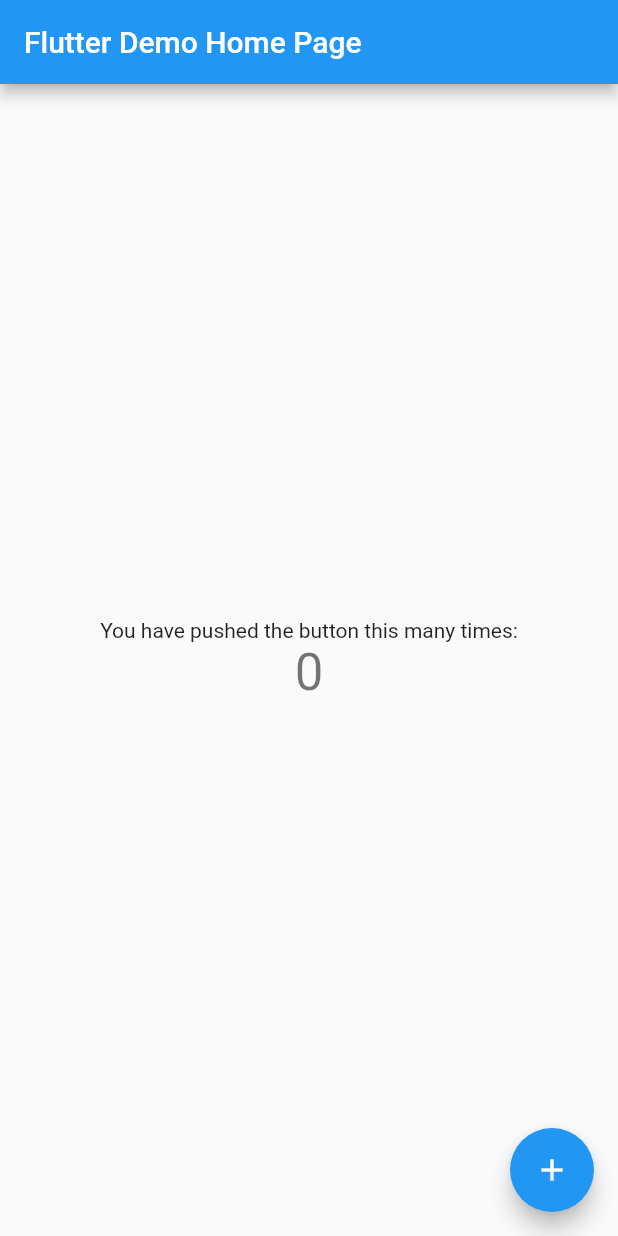
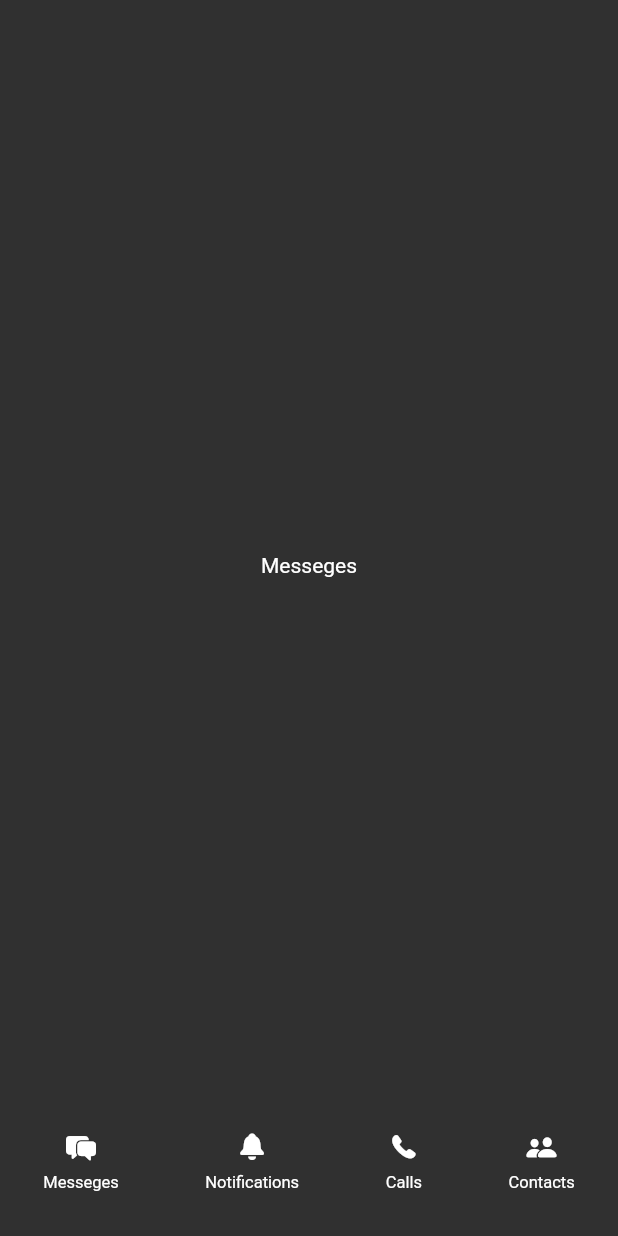
Before and after one commit to Khoruma/chat_apps, a Flutter app: the screen it shows after launch, on a phone screen of 412 x 824 dp. Run offline on Flutter 3.47's test engine with Material 2 defaults, Android fonts, the phone set to English and light mode, and no system bars; our stand-ins replace google_fonts.

```diff
--- a/lib/main.dart
+++ b/lib/main.dart
@@ -1,3 +1,4 @@
+import 'package:chat_apps/screens/screens.dart';
 import 'package:flutter/material.dart';
 
 void main() {
@@ -11,105 +12,11 @@ class MyApp extends StatelessWidget {
   @override
   Widget build(BuildContext context) {
     return MaterialApp(
-      title: 'Flutter Demo',
-      theme: ThemeData(
-        // This is the theme of your application.
-        //
-        // Try running your application with "flutter run". You'll see the
-        // application has a blue toolbar. Then, without quitting the app, try
-        // changing the primarySwatch below to Colors.green and then invoke
-        // "hot reload" (press "r" in the console where you ran "flutter run",
-        // or simply save your changes to "hot reload" in a Flutter IDE).
-        // Notice that the counter didn't reset back to zero; the application
-        // is not restarted.
-        primarySwatch: Colors.blue,
-      ),
-      home: const MyHomePage(title: 'Flutter Demo Home Page'),
+      theme: ThemeData.light(),
+      darkTheme: ThemeData.dark(),
+      themeMode: ThemeMode.dark,
+      title: 'Chatter',
+      home: HomeScreen(),
     );
   }
 }
-
-class MyHomePage extends StatefulWidget {
-  const MyHomePage({Key? key, required this.title}) : super(key: key);
-
-  // This widget is the home page of your application. It is stateful, meaning
-  // that it has a State object (defined below) that contains fields that affect
-  // how it looks.
-
-  // This class is the configuration for the state. It holds the values (in this
-  // case the title) provided by the parent (in this case the App widget) and
-  // used by the build method of the State. Fields in a Widget subclass are
-  // always marked "final".
-
-  final String title;
-
-  @override
-  State<MyHomePage> createState() => _MyHomePageState();
-}
-
-class _MyHomePageState extends State<MyHomePage> {
-  int _counter = 0;
-
-  void _incrementCounter() {
-    setState(() {
-      // This call to setState tells the Flutter framework that something has
-      // changed in this State, which causes it to rerun the build method below
-      // so that the display can reflect the updated values. If we changed
-      // _counter without calling setState(), then the build method would not be
-      // called again, and so nothing would appear to happen.
-      _counter++;
-    });
-  }
-
-  @override
-  Widget build(BuildContext context) {
-    // This method is rerun every time setState is called, for instance as done
-    // by the _incrementCounter method above.
-    //
-    // The Flutter framework has been optimized to make rerunning build methods
-    // fast, so that you can just rebuild anything that needs updating rather
-    // than having to individually change instances of widgets.
-    return Scaffold(
-      appBar: AppBar(
-        // Here we take the value from the MyHomePage object that was created by
-        // the App.build method, and use it to set our appbar title.
-        title: Text(widget.title),
-      ),
-      body: Center(
-        // Center is a layout widget. It takes a single child and positions it
-        // in the middle of the parent.
-        child: Column(
-          // Column is also a layout widget. It takes a list of children and
-          // arranges them vertically. By default, it sizes itself to fit its
-          // children horizontally, and tries to be as tall as its parent.
-          //
-          // Invoke "debug painting" (press "p" in the console, choose the
-          // "Toggle Debug Paint" action from the Flutter Inspector in Android
-          // Studio, or the "Toggle Debug Paint" command in Visual Studio Code)
-          // to see the wireframe for each widget.
-          //
-          // Column has various properties to control how it sizes itself and
-          // how it positions its children. Here we use mainAxisAlignment to
-          // center the children vertically; the main axis here is the vertical
-          // axis because Columns are vertical (the cross axis would be
-          // horizontal).
-          mainAxisAlignment: MainAxisAlignment.center,
-          children: <Widget>[
-            const Text(
-              'You have pushed the button this many times:',
-            ),
-            Text(
-              '$_counter',
-              style: Theme.of(context).textTheme.headline4,
-            ),
-          ],
-        ),
-      ),
-      floatingActionButton: FloatingActionButton(
-        onPressed: _incrementCounter,
-        tooltip: 'Increment',
-        child: const Icon(Icons.add),
-      ), // This trailing comma makes auto-formatting nicer for build methods.
-    );
-  }
-}
--- /dev/null
+++ b/lib/pages/messeges_page.dart
@@ -0,0 +1,12 @@
+part of 'pages.dart';
+
+class MessegesPage extends StatelessWidget {
+  const MessegesPage({Key? key}) : super(key: key);
+
+  @override
+  Widget build(BuildContext context) {
+    return const Center(
+      child: Text('Messeges'),
+    );
+  }
+}
--- /dev/null
+++ b/lib/pages/pages.dart
@@ -0,0 +1,6 @@
+import 'package:flutter/material.dart';
+
+part 'messeges_page.dart';
+part 'contacts_page.dart';
+part 'notifications_page.dart';
+part 'calls_page.dart';
--- /dev/null
+++ b/lib/screens/home_screen.dart
@@ -0,0 +1,124 @@
+part of 'screens.dart';
+
+class HomeScreen extends StatefulWidget {
+  HomeScreen({Key? key}) : super(key: key);
+
+  @override
+  State<HomeScreen> createState() => _HomeScreenState();
+}
+
+class _HomeScreenState extends State<HomeScreen> {
+  final ValueNotifier<int> pageIndex = ValueNotifier(0);
+
+  final pages = const [
+    MessegesPage(),
+    NotificationsPage(),
+    CallsPage(),
+    ContactsPage()
+  ];
+
+  @override
+  Widget build(BuildContext context) {
+    return Scaffold(
+      body: ValueListenableBuilder(
+        valueListenable: pageIndex,
+        builder: (BuildContext context, int value, _) {
+          return  pages[value];
+        },
+      ),
+      bottomNavigationBar: _BottomNavigationBar(
+        onItemSelected: (index) {
+          pageIndex.value = index;
+        },
+      ),
+    );
+  }
+}
+
+class _BottomNavigationBar extends StatelessWidget {
+  _BottomNavigationBar({
+    Key? key,
+    required this.onItemSelected,
+  }) : super(key: key);
+
+  ValueChanged<int> onItemSelected;
+
+  @override
+  Widget build(BuildContext context) {
+    return SafeArea(
+        top: false,
+        bottom: true,
+        child: Row(
+          mainAxisAlignment: MainAxisAlignment.spaceAround,
+          children: [
+            _NavigationBarItem(
+              index: 0,
+              lable: 'Messeges',
+              icon: CupertinoIcons.bubble_left_bubble_right_fill,
+              onTap: onItemSelected,
+            ),
+            _NavigationBarItem(
+              index: 1,
+              lable: 'Notifications',
+              icon: CupertinoIcons.bell_solid,
+              onTap: onItemSelected,
+            ),
+            _NavigationBarItem(
+              index: 2,
+              lable: 'Calls',
+              icon: CupertinoIcons.phone_fill,
+              onTap: onItemSelected,
+            ),
+            _NavigationBarItem(
+              index: 3,
+              lable: 'Contacts',
+              icon: CupertinoIcons.person_2_fill,
+              onTap: onItemSelected,
+            ),
+          ],
+        ));
+  }
+}
+
+class _NavigationBarItem extends StatelessWidget {
+  const _NavigationBarItem(
+      {Key? key,
+      required this.lable,
+      required this.icon,
+      required this.index,
+      required this.onTap})
+      : super(key: key);
+
+  final int index;
+  final String lable;
+  final IconData icon;
+  final ValueChanged<int> onTap;
+
+  @override
+  Widget build(BuildContext context) {
+    return GestureDetector(
+      onTap: () {
+        onTap(index);
+      },
+      child: SizedBox(
+        height: 70,
+        child: Column(
+          mainAxisSize: MainAxisSize.min,
+          children: [
+            Icon(
+              icon,
+              size: 20,
+            ),
+            const SizedBox(
+              height: 8,
+            ),
+            Text(
+              lable,
+              style: const TextStyle(fontSize: 11),
+            ),
+          ],
+        ),
+      ),
+    );
+  }
+}
--- /dev/null
+++ b/lib/screens/screens.dart
@@ -0,0 +1,5 @@
+import 'package:chat_apps/pages/pages.dart';
+import 'package:flutter/cupertino.dart';
+import 'package:flutter/material.dart';
+
+part 'home_screen.dart';
```
Also changed, not shown: lib/pages/calls_page.dart (added, +13 -0 lines), lib/pages/contacts_page.dart (added, +13 -0 lines), lib/pages/notifications_page.dart (added, +13 -0 lines), lib/theme.dart (added, +95 -0 lines), pubspec.yaml (+3 -17 lines), pubspec.lock.
